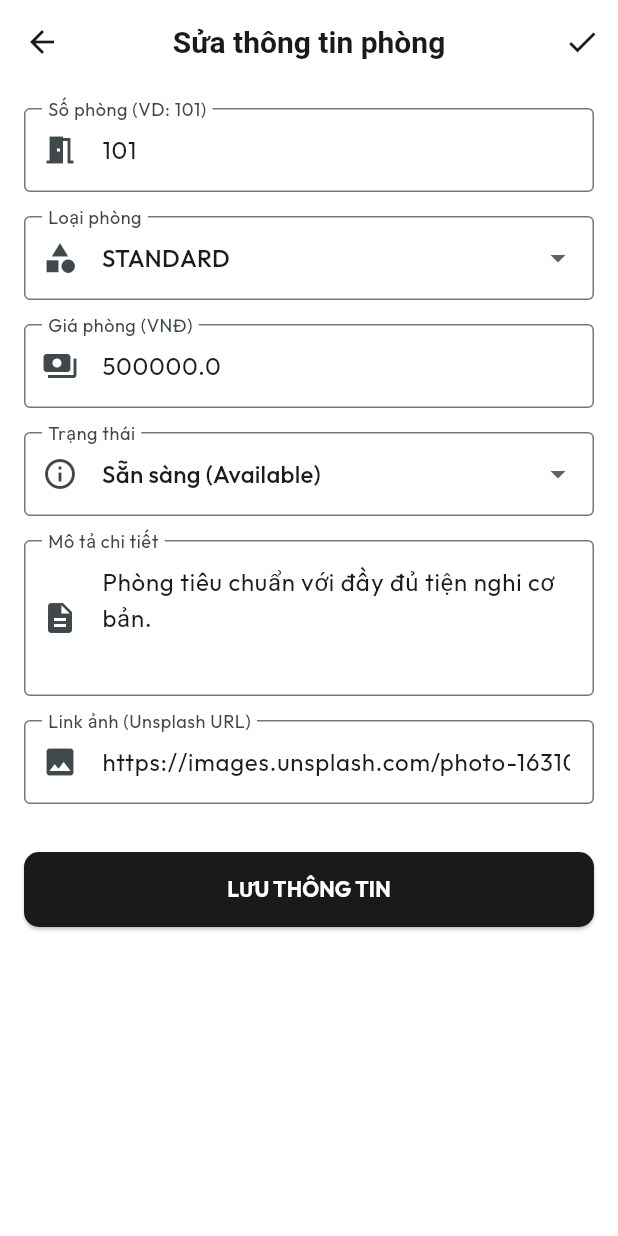
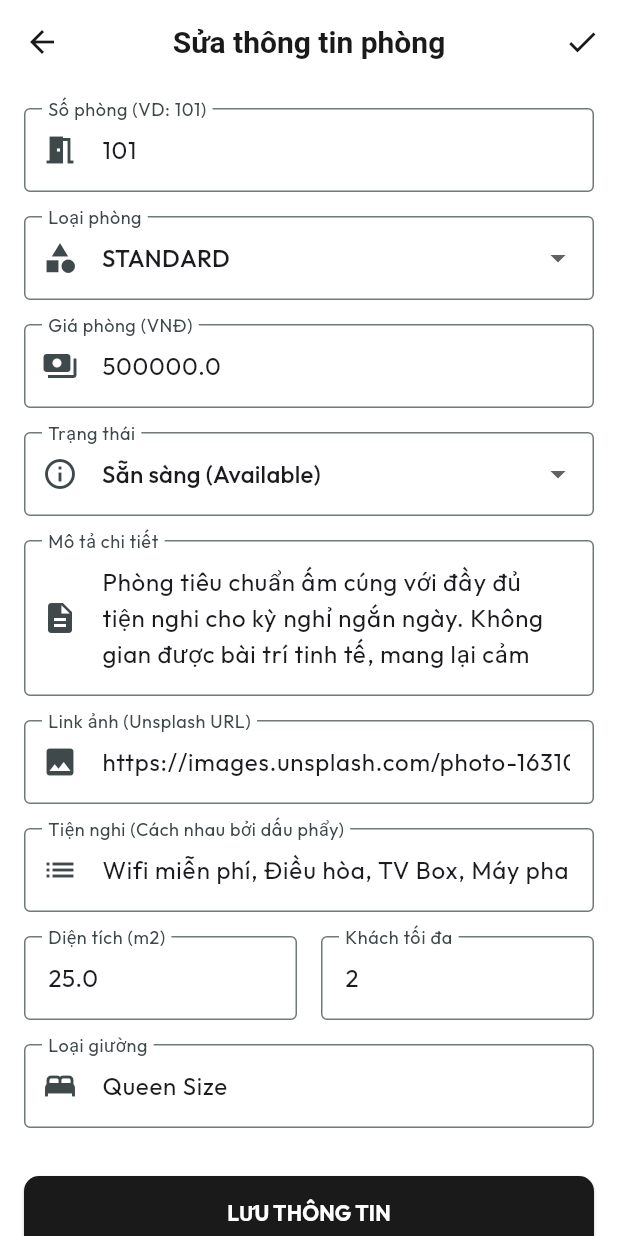
Before and after one commit to nguyenbvhe/Hotel-Manager_flutter, a Flutter app: the AddEditRoomScreen screen opened directly with sample values from the repository, on a phone screen of 412 x 824 dp. Run offline on Flutter 3.47's test engine with Material 3 defaults, Android fonts, the phone set to English and light mode, and no system bars; our stand-ins replace cached_network_image, cloud_firestore, firebase_auth, firebase_core, firebase_storage, fl_chart and 3 more; accounts and stored records are empty; network calls fail.

Commit message:
Feature: Hoàn tất mở rộng thông tin phòng cho cả Khách hàng và Quản trị viên

```diff
--- a/lib/models/room.dart
+++ b/lib/models/room.dart
@@ -9,6 +9,10 @@ class Room {
   final RoomStatus status;
   final String description;
   final List<String> images;
+  final List<String> amenities;
+  final double size;
+  final int maxGuests;
+  final String bedType;
 
   Room({
     required this.id,
@@ -18,6 +22,10 @@ class Room {
     required this.status,
     required this.description,
     required this.images,
+    required this.amenities,
+    required this.size,
+    required this.maxGuests,
+    required this.bedType,
   });
 
   factory Room.fromMap(Map<String, dynamic> map, String docId) {
@@ -35,6 +43,10 @@ class Room {
       ),
       description: map['description'] ?? '',
       images: List<String>.from(map['images'] ?? []),
+      amenities: List<String>.from(map['amenities'] ?? []),
+      size: (map['size'] ?? 0).toDouble(),
+      maxGuests: map['maxGuests'] ?? 2,
+      bedType: map['bedType'] ?? 'King Size',
     );
   }
 
@@ -46,6 +58,10 @@ class Room {
       'status': status.name,
       'description': description,
       'images': images,
+      'amenities': amenities,
+      'size': size,
+      'maxGuests': maxGuests,
+      'bedType': bedType,
     };
   }
 
--- a/lib/screens/admin/add_edit_room_screen.dart
+++ b/lib/screens/admin/add_edit_room_screen.dart
@@ -19,6 +19,10 @@ class _AddEditRoomScreenState extends State<AddEditRoomScreen> {
   late TextEditingController _priceController;
   late TextEditingController _descriptionController;
   late TextEditingController _imageController;
+  late TextEditingController _amenitiesController;
+  late TextEditingController _sizeController;
+  late TextEditingController _maxGuestsController;
+  late TextEditingController _bedTypeController;
   late RoomType _selectedType;
   late RoomStatus _selectedStatus;
 
@@ -29,6 +33,10 @@ class _AddEditRoomScreenState extends State<AddEditRoomScreen> {
     _priceController = TextEditingController(text: widget.room?.price.toString() ?? '');
     _descriptionController = TextEditingController(text: widget.room?.description ?? '');
     _imageController = TextEditingController(text: widget.room?.images.isNotEmpty == true ? widget.room!.images[0] : '');
+    _amenitiesController = TextEditingController(text: widget.room?.amenities.join(', ') ?? '');
+    _sizeController = TextEditingController(text: widget.room?.size.toString() ?? '25');
+    _maxGuestsController = TextEditingController(text: widget.room?.maxGuests.toString() ?? '2');
+    _bedTypeController = TextEditingController(text: widget.room?.bedType ?? 'King Size');
     _selectedType = widget.room?.roomType ?? RoomType.standard;
     _selectedStatus = widget.room?.status ?? RoomStatus.available;
   }
@@ -39,6 +47,10 @@ class _AddEditRoomScreenState extends State<AddEditRoomScreen> {
     _priceController.dispose();
     _descriptionController.dispose();
     _imageController.dispose();
+    _amenitiesController.dispose();
+    _sizeController.dispose();
+    _maxGuestsController.dispose();
+    _bedTypeController.dispose();
     super.dispose();
   }
 
@@ -52,6 +64,10 @@ class _AddEditRoomScreenState extends State<AddEditRoomScreen> {
         status: _selectedStatus,
         description: _descriptionController.text,
         images: [_imageController.text.isNotEmpty ? _imageController.text : 'https://images.unsplash.com/photo-1631049307264-da0ec9d70304?w=600&q=80'],
+        amenities: _amenitiesController.text.split(',').map((e) => e.trim()).where((e) => e.isNotEmpty).toList(),
+        size: double.tryParse(_sizeController.text) ?? 25,
+        maxGuests: int.tryParse(_maxGuestsController.text) ?? 2,
+        bedType: _bedTypeController.text,
       );
 
       final isEditing = widget.room != null;
@@ -172,6 +188,50 @@ class _AddEditRoomScreenState extends State<AddEditRoomScreen> {
                 ),
                 validator: (value) => value == null || value.isEmpty ? 'Vui lòng nhập link ảnh' : null,
               ),
+              const SizedBox(height: 16),
+              TextFormField(
+                controller: _amenitiesController,
+                decoration: const InputDecoration(
+                  labelText: 'Tiện nghi (Cách nhau bởi dấu phẩy)',
+                  border: OutlineInputBorder(),
+                  prefixIcon: Icon(Icons.list),
+                ),
+              ),
+              const SizedBox(height: 16),
+              Row(
+                children: [
+                  Expanded(
+                    child: TextFormField(
+                      controller: _sizeController,
+                      decoration: const InputDecoration(
+                        labelText: 'Diện tích (m2)',
+                        border: OutlineInputBorder(),
+                      ),
+                      keyboardType: TextInputType.number,
+                    ),
+                  ),
+                  const SizedBox(width: 16),
+                  Expanded(
+                    child: TextFormField(
+                      controller: _maxGuestsController,
+                      decoration: const InputDecoration(
+                        labelText: 'Khách tối đa',
+                        border: OutlineInputBorder(),
+                      ),
+                      keyboardType: TextInputType.number,
+                    ),
+                  ),
+                ],
+              ),
+              const SizedBox(height: 16),
+              TextFormField(
+                controller: _bedTypeController,
+                decoration: const InputDecoration(
+                  labelText: 'Loại giường',
+                  border: OutlineInputBorder(),
+                  prefixIcon: Icon(Icons.bed),
+                ),
+              ),
               const SizedBox(height: 32),
               SizedBox(
                 width: double.infinity,
--- a/lib/services/mock_data.dart
+++ b/lib/services/mock_data.dart
@@ -12,8 +12,12 @@ class MockData {
       roomType: RoomType.standard,
       price: 500000,
       status: RoomStatus.available,
-      description: 'Phòng tiêu chuẩn với đầy đủ tiện nghi cơ bản.',
+      description: 'Phòng tiêu chuẩn ấm cúng với đầy đủ tiện nghi cho kỳ nghỉ ngắn ngày. Không gian được bài trí tinh tế, mang lại cảm giác thoải mái.',
       images: ['https://images.unsplash.com/photo-1631049307264-da0ec9d70304'],
+      amenities: ['Wifi miễn phí', 'Điều hòa', 'TV Box', 'Máy pha cà phê'],
+      size: 25,
+      maxGuests: 2,
+      bedType: 'Queen Size',
     ),
     Room(
       id: '2',
@@ -21,8 +25,12 @@ class MockData {
       roomType: RoomType.deluxe,
       price: 800000,
       status: RoomStatus.booked,
-      description: 'Phòng Deluxe rộng rãi, view nhìn ra thành phố.',
+      description: 'Phòng Deluxe rộng rãi với tầm nhìn tuyệt đẹp ra trung tâm thành phố. Trang trí hiện đại, cao cấp phù hợp cho các cặp đôi.',
       images: ['https://images.unsplash.com/photo-1618773928121-c32242e63f39'],
+      amenities: ['Wifi miễn phí', 'Điều hòa', 'TV Box', 'Mini Bar', 'Bồn tắm', 'View thành phố'],
+      size: 35,
+      maxGuests: 2,
+      bedType: 'King Size',
     ),
     Room(
       id: '3',
@@ -30,8 +38,12 @@ class MockData {
       roomType: RoomType.vip,
       price: 1500000,
       status: RoomStatus.available,
-      description: 'Phòng VIP sang trọng với dịch vụ đưa đón sân bay.',
+      description: 'Trải nghiệm đẳng cấp thượng lưu tại phòng VIP với các dịch vụ đặc quyền, nội thất gỗ sang trọng và không gian yên tĩnh tuyệt đối.',
       images: ['https://images.unsplash.com/photo-1590490360182-c33d57733427'],
+      amenities: ['Dịch vụ 24/7', 'Hồ bơi riêng', 'Wifi 6', 'Mini Bar', 'Bồn tắm massage', 'Smart TV 65 inch'],
+      size: 55,
+      maxGuests: 3,
+      bedType: 'Ultra King Size',
     ),
     Room(
       id: '4',
@@ -39,8 +51,12 @@ class MockData {
       roomType: RoomType.standard,
       price: 500000,
       status: RoomStatus.cleaning,
-      description: 'Phòng tiêu chuẩn tầng 1.',
+      description: 'Phòng tiêu chuẩn tầng trệt, dễ dàng di chuyển, lý tưởng cho những khách hàng yêu thích sự tiện lợi.',
       images: ['https://images.unsplash.com/photo-1566665797739-1674de7a421a'],
+      amenities: ['Wifi miễn phí', 'Điều hòa', 'TV Box', 'Vòi hoa sen'],
+      size: 22,
+      maxGuests: 2,
+      bedType: 'Full Size',
     ),
     Room(
       id: '5',
@@ -48,8 +64,12 @@ class MockData {
       roomType: RoomType.deluxe,
       price: 850000,
       status: RoomStatus.available,
-      description: 'Phòng Deluxe góc có ban công rộng.',
+      description: 'Phòng Deluxe tại góc tòa nhà, sở hữu ban công rộng đón nắng tự nhiên và gió trời, mang lại không gian nghỉ dưỡng đích thực.',
       images: ['https://images.unsplash.com/photo-1582719478250-c89cae4dc85b'],
+      amenities: ['Wifi miễn phí', 'Điều hòa', 'Ban công', 'Bàn làm việc', 'Mini Bar'],
+      size: 40,
+      maxGuests: 2,
+      bedType: 'King Size',
     ),
     Room(
       id: '6',
@@ -57,8 +77,12 @@ class MockData {
       roomType: RoomType.vip,
       price: 2000000,
       status: RoomStatus.available,
-      description: 'Penthouse đẳng cấp với hồ bơi riêng.',
+      description: 'Căn Penthouse cao nhất của khách sạn, mang lại tầm nhìn 360 độ toàn cảnh. Sự kết hợp hoàn hảo giữa công nghệ và nghệ thuật.',
       images: ['https://images.unsplash.com/photo-1610641818989-c2051b5e2cfd'],
+      amenities: ['Phòng khách riêng', 'Rạp chiếu phim mini', 'Hầm rượu', 'Hồ bơi vô cực', 'Phòng xông hơi'],
+      size: 120,
+      maxGuests: 4,
+      bedType: 'Super King Size',
     ),
   ];
 
```
Also changed, not shown: lib/screens/customer/room_detail_screen.dart (+52 -22 lines).
